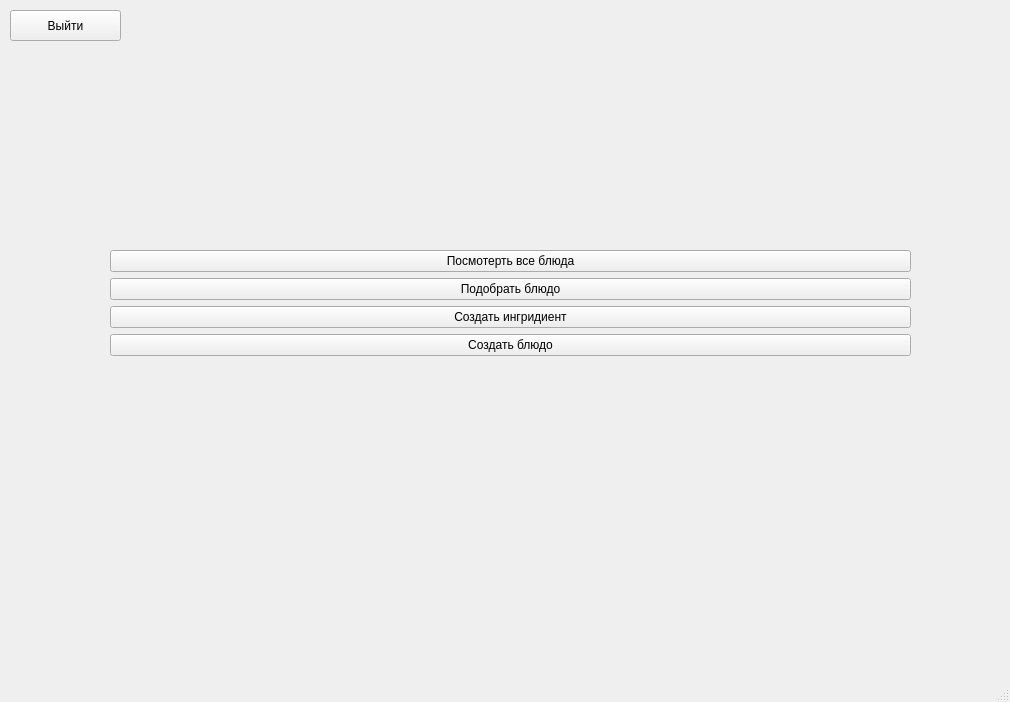
This is main_menu.ui in SuperNauMisha/Meals as Qt 5 draws it before an edit. The edited form follows.
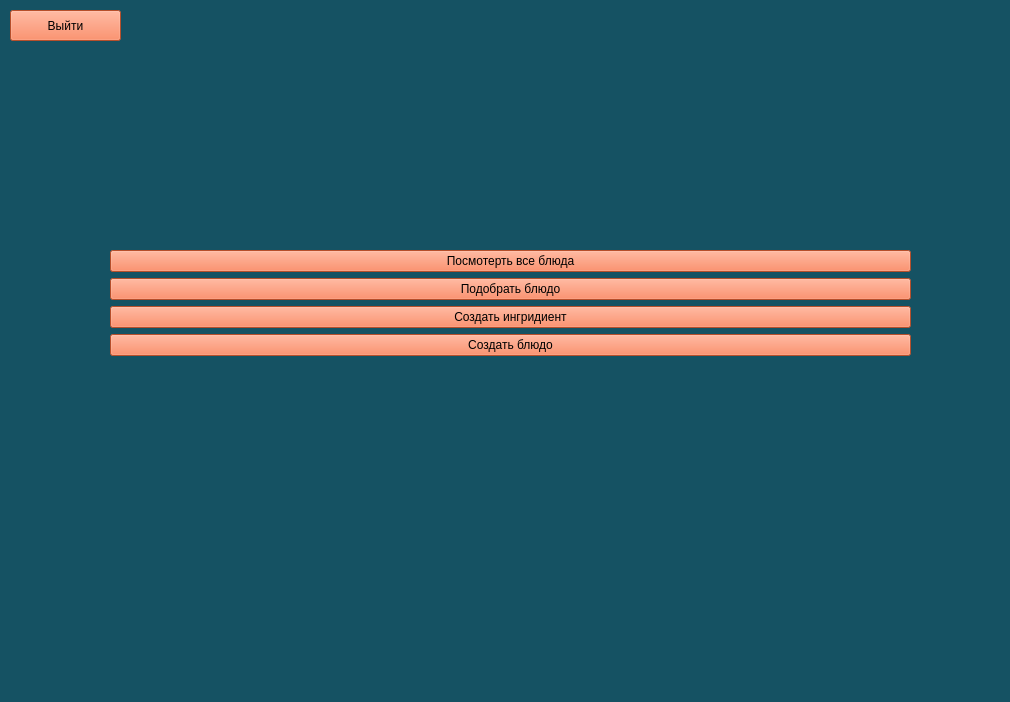
This is the edited form.

Commit message: новый дизайн!!!!!

```diff
--- a/main_menu.ui
+++ b/main_menu.ui
@@ -16,6 +16,10 @@
   <property name="windowTitle">
    <string>Главное Меню</string>
   </property>
+  <property name="styleSheet">
+   <string notr="true">background-color: rgb(21, 82, 99);
+</string>
+  </property>
   <widget class="QWidget" name="centralwidget">
    <widget class="QWidget" name="verticalLayoutWidget">
     <property name="geometry">
@@ -44,6 +48,9 @@
      </property>
      <item>
       <widget class="QPushButton" name="allMeals">
+       <property name="styleSheet">
+        <string notr="true">background-color: rgb(255, 111, 60);</string>
+       </property>
        <property name="text">
         <string>Посмотерть все блюда</string>
        </property>
@@ -51,6 +58,9 @@
      </item>
      <item>
       <widget class="QPushButton" name="pickUpMeal">
+       <property name="styleSheet">
+        <string notr="true">background-color: rgb(255, 111, 60);</string>
+       </property>
        <property name="text">
         <string>Подобрать блюдо</string>
        </property>
@@ -58,6 +68,9 @@
      </item>
      <item>
       <widget class="QPushButton" name="createIngredient">
+       <property name="styleSheet">
+        <string notr="true">background-color: rgb(255, 111, 60);</string>
+       </property>
        <property name="text">
         <string>Создать ингридиент</string>
        </property>
@@ -65,6 +78,9 @@
      </item>
      <item>
       <widget class="QPushButton" name="createMeal">
+       <property name="styleSheet">
+        <string notr="true">background-color: rgb(255, 111, 60);</string>
+       </property>
        <property name="text">
         <string>Создать блюдо</string>
        </property>
@@ -81,6 +97,9 @@
       <height>31</height>
      </rect>
     </property>
+    <property name="styleSheet">
+     <string notr="true">background-color: rgb(255, 111, 60);</string>
+    </property>
     <property name="text">
      <string>Выйти</string>
     </property>
```
The commit also changes 3 other files.
